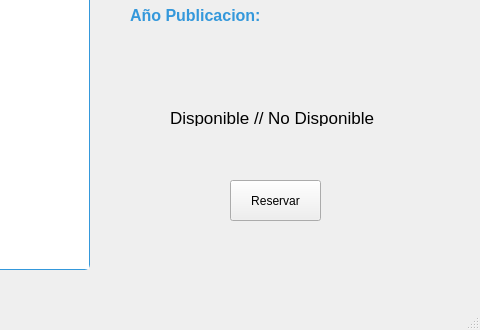
First picture: the form in plantillas/paginaReservar.ui, repository c4rlos-m/proyecto, before the edit; both pictures show x 320 to 800 and y 270 to 600 of the 800 by 600 pixel window.
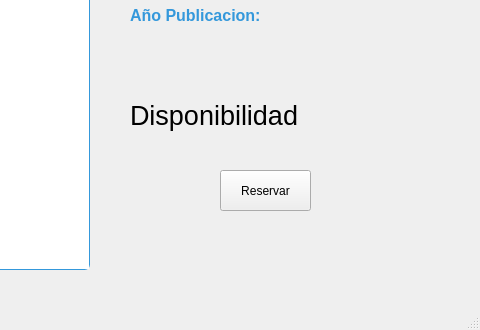
Second picture: the form after the edit.

Patch:
```diff
--- a/plantillas/paginaReservar.ui
+++ b/plantillas/paginaReservar.ui
@@ -258,26 +258,29 @@
    <widget class="QLabel" name="label_8">
     <property name="geometry">
      <rect>
-      <x>490</x>
-      <y>380</y>
-      <width>231</width>
-      <height>16</height>
+      <x>450</x>
+      <y>370</y>
+      <width>281</width>
+      <height>31</height>
      </rect>
     </property>
     <property name="font">
      <font>
-      <pointsize>13</pointsize>
+      <pointsize>20</pointsize>
      </font>
     </property>
+    <property name="styleSheet">
+     <string notr="true"/>
+    </property>
     <property name="text">
-     <string>Disponible // No Disponible</string>
+     <string>Disponibilidad</string>
     </property>
    </widget>
    <widget class="QPushButton" name="pushButton">
     <property name="geometry">
      <rect>
-      <x>550</x>
-      <y>450</y>
+      <x>540</x>
+      <y>440</y>
       <width>91</width>
       <height>41</height>
      </rect>
```
